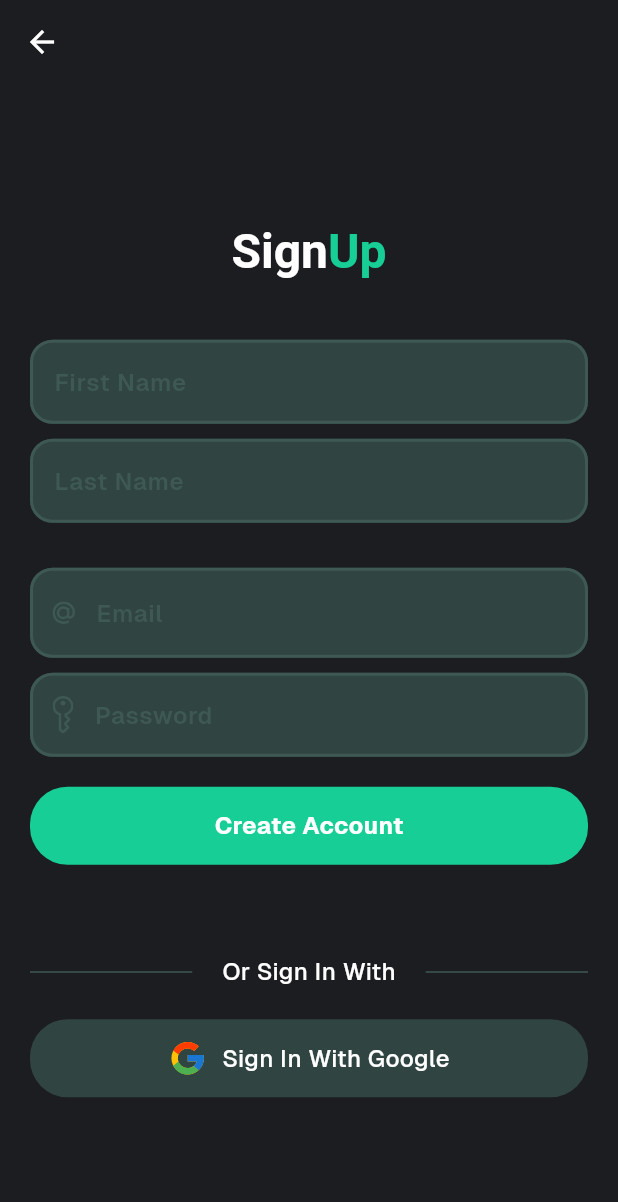
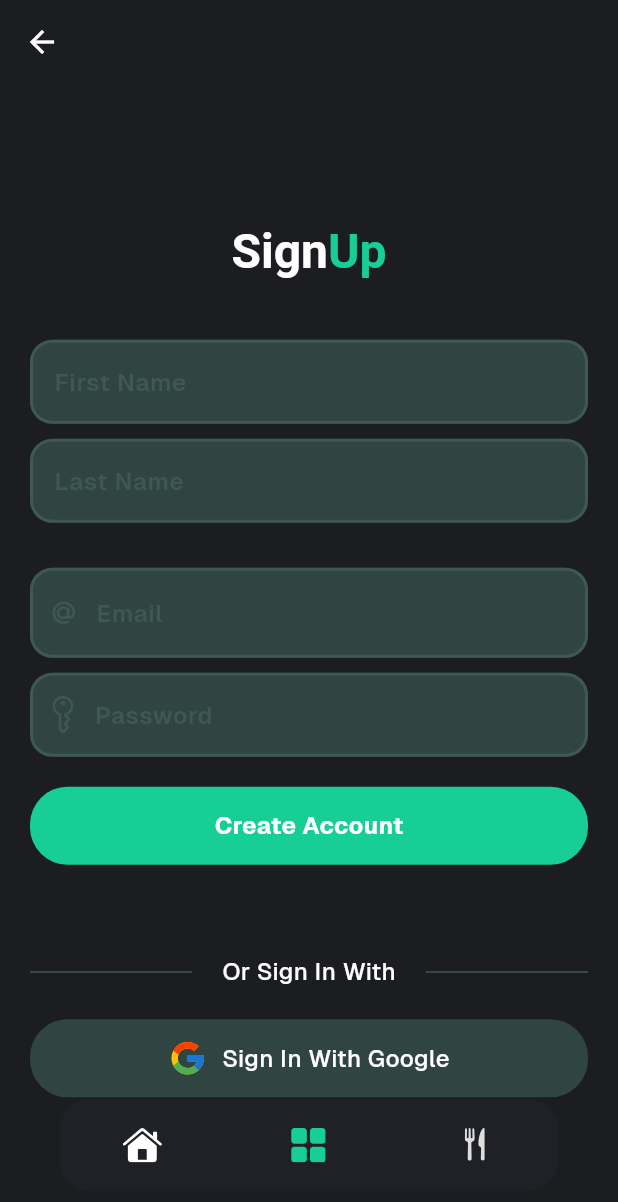
Before and after one commit to palp1ix/Smart-Hotel-App, a Flutter app: the RegistrationScreen screen opened by its route, on a phone screen of 412 x 824 dp. Shown: the top 1202 px of the screen. Run offline on Flutter 3.47's test engine with Material 3 defaults, Android fonts, the phone set to English and light mode, and no system bars; our stand-ins replace auto_route, flutter_blue_plus, flutter_svg; statements that could not run were skipped.

Commit message:
fix: navbar fixed

```diff
--- a/lib/core/icons/icons.dart
+++ b/lib/core/icons/icons.dart
@@ -2,4 +2,7 @@ class AppIcons {
   static String key = "assets/icons/key.svg";
   static String atSymbol = "assets/icons/at_symbol.svg";
   static String google = "assets/icons/google.svg";
+  static String food = "assets/icons/food.svg";
+  static String squareGrid = "assets/icons/square.grid.svg";
+  static String home = "assets/icons/house.svg";
 }
--- a/lib/core/widgets/hotel_naviagtion_bar.dart
+++ b/lib/core/widgets/hotel_naviagtion_bar.dart
@@ -8,12 +8,12 @@ class HotelNavigationBar extends StatelessWidget {
     super.key,
     required this.currentIndex,
     required this.items,
-    this.onTap,
+    required this.onTap,
   }) : assert(items.length > 2 && items.length < 5);
 
   final int currentIndex;
   final List<HotelNavigationBarItem> items;
-  final VoidCallback? onTap;
+  final Function(int) onTap;
 
   final double kHeight = 61;
 
@@ -21,6 +21,7 @@ class HotelNavigationBar extends StatelessWidget {
   Widget build(BuildContext context) {
     return Container(
       height: kHeight,
+      width: double.infinity,
       decoration: BoxDecoration(
         color: AppColors.secondContainer,
         borderRadius: BorderRadius.circular(20),
@@ -31,9 +32,9 @@ class HotelNavigationBar extends StatelessWidget {
           ...List.generate(items.length, (index) {
             return Expanded(
               child: GestureDetector(
-                onTap: onTap,
+                onTap: () => onTap(index),
                 child: _HotelNavigationBarItemWidget(
-                  item: items[currentIndex],
+                  item: items[index],
                   isSelected: currentIndex == index,
                 ),
               ),
@@ -62,11 +63,17 @@ class _HotelNavigationBarItemWidget extends StatelessWidget {
         item.selectedIconPath != null
             ? SvgPicture.asset(
               isSelected ? item.selectedIconPath! : item.iconPath,
-              colorFilter: ColorFilter.mode(AppColors.main, BlendMode.srcIn),
+              colorFilter:
+                  isSelected
+                      ? ColorFilter.mode(AppColors.main, BlendMode.srcIn)
+                      : ColorFilter.mode(Colors.white, BlendMode.srcIn),
             )
             : SvgPicture.asset(
               item.iconPath,
-              colorFilter: ColorFilter.mode(AppColors.main, BlendMode.srcIn),
+              colorFilter:
+                  isSelected
+                      ? ColorFilter.mode(AppColors.main, BlendMode.srcIn)
+                      : ColorFilter.mode(Colors.white, BlendMode.srcIn),
             ),
       ],
     );
--- a/lib/router/router.dart
+++ b/lib/router/router.dart
@@ -5,7 +5,13 @@ import 'package:smart_hotel_app/router/router.gr.dart';
 class AppRouter extends RootStackRouter {
   @override
   List<AutoRoute> get routes => [
-    AutoRoute(page: RegistrationRoute.page, path: '/'),
-    AutoRoute(page: LoginRoute.page, path: '/login'),
+    AutoRoute(
+      page: MainRoute.page,
+      path: '/',
+      children: [
+        AutoRoute(page: RegistrationRoute.page, path: 'register'),
+        AutoRoute(page: LoginRoute.page, path: 'login'),
+      ],
+    ),
   ];
 }
--- a/lib/src/presentation/main/main_screen.dart
+++ b/lib/src/presentation/main/main_screen.dart
@@ -1,21 +1,44 @@
 import 'package:auto_route/auto_route.dart';
 import 'package:flutter/material.dart';
 import 'package:flutter/widgets.dart';
+import 'package:smart_hotel_app/core/icons/icons.dart';
+import 'package:smart_hotel_app/core/widgets/hotel_naviagtion_bar.dart';
+import 'package:smart_hotel_app/router/router.gr.dart';
 
+@RoutePage()
 class MainScreen extends StatelessWidget {
   const MainScreen({super.key});
 
   @override
   Widget build(BuildContext context) {
     return AutoTabsRouter(
-      routes: [],
+      routes: [LoginRoute(), RegistrationRoute()],
       builder: (context, child) {
         final tabsRouter = AutoTabsRouter.of(context);
+        final List<HotelNavigationBarItem> items = [
+          HotelNavigationBarItem(iconPath: AppIcons.home),
+          HotelNavigationBarItem(iconPath: AppIcons.squareGrid),
+          HotelNavigationBarItem(iconPath: AppIcons.food),
+        ];
 
         return Stack(
           children: [
             child,
-            // TODO: Navbar
+            Positioned(
+              bottom: 30,
+              right: 0,
+              left: 0,
+              child: Padding(
+                padding: const EdgeInsets.symmetric(horizontal: 40),
+                child: HotelNavigationBar(
+                  items: items,
+                  currentIndex: tabsRouter.activeIndex,
+                  onTap: (index) {
+                    tabsRouter.setActiveIndex(index);
+                  },
+                ),
+              ),
+            ),
           ],
         );
       },
```
Also changed, not shown: assets/icons/food.svg (added), assets/icons/house.svg (added), assets/icons/square.grid.svg (added), lib/router/router.gr.dart.
